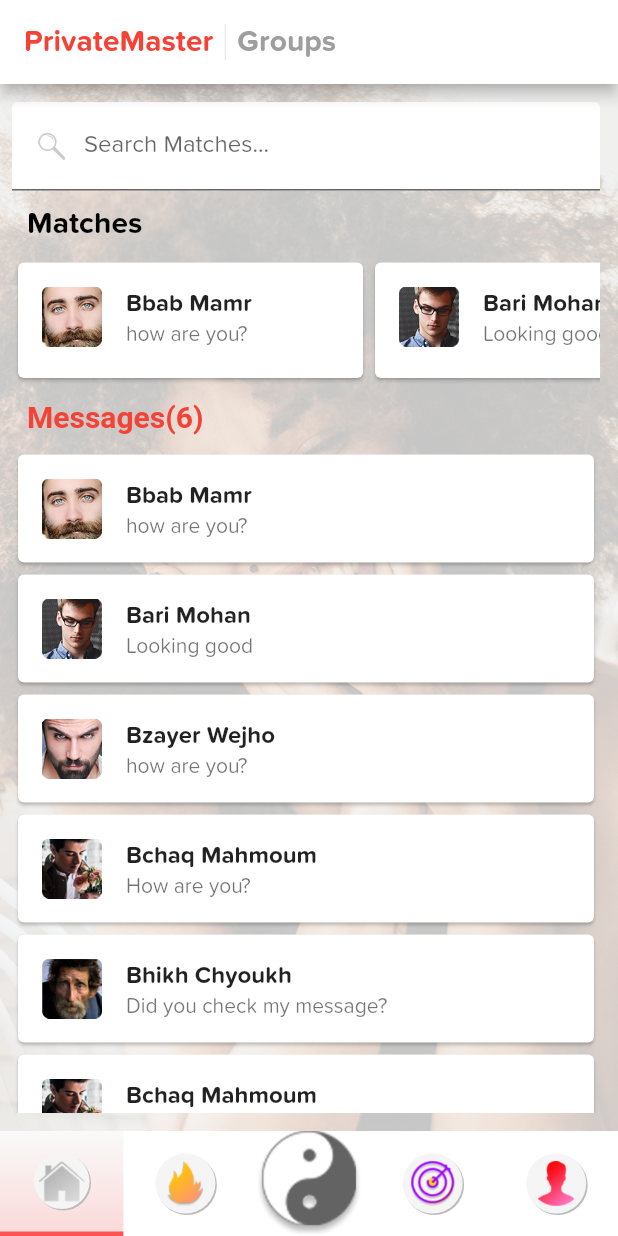
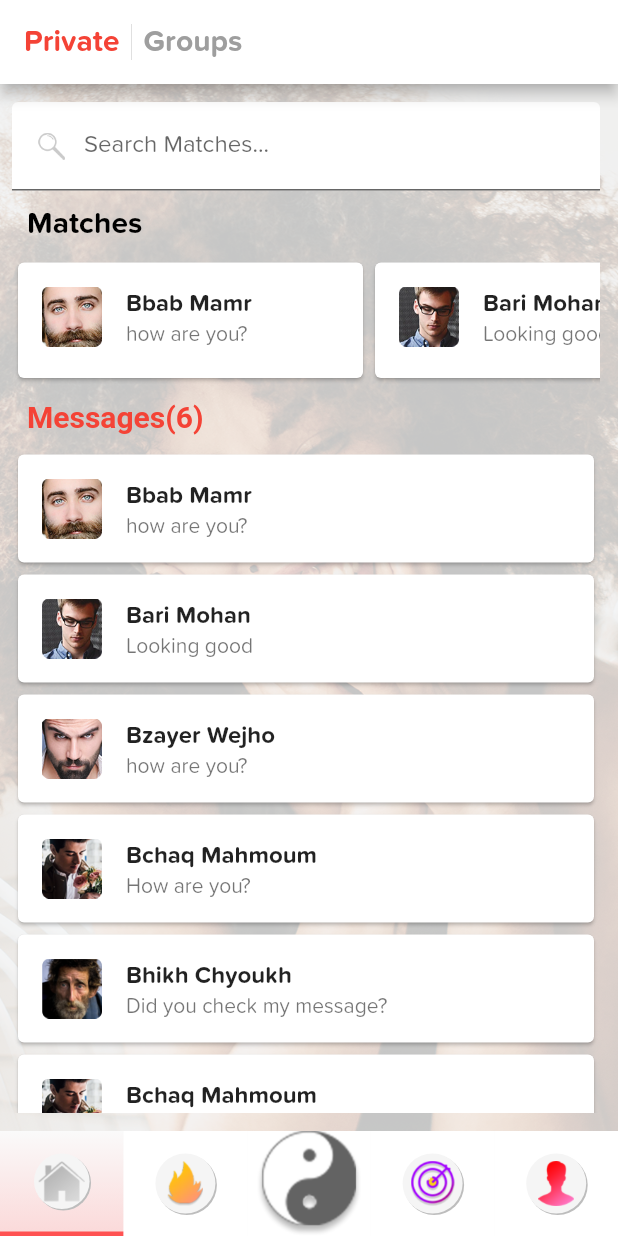
Before and after one commit to Sigilai5/YingYang, a Flutter app: the screen it shows after launch, on a phone screen of 412 x 824 dp. Run offline on Flutter 3.47's test engine with Material 2 defaults, Android fonts, the phone set to English and light mode, and no system bars; Roboto replaces fonts that are missing (Arial).

Commit message:
also edited top nav for testing brian branch

```diff
--- a/lib/modules/private.dart
+++ b/lib/modules/private.dart
@@ -27,7 +27,7 @@ class _DashboardState extends State<Private> {
                 child: Row(
                   mainAxisAlignment: MainAxisAlignment.start,
               children: [
-                Text("PrivateMaster",style: TextStyle(color: Colors.red,fontWeight: FontWeight.bold,),),
+                Text("Private",style: TextStyle(color: Colors.red,fontWeight: FontWeight.bold,),),
                 VerticalDivider(),
                 GestureDetector(
                   onTap: (){
```
